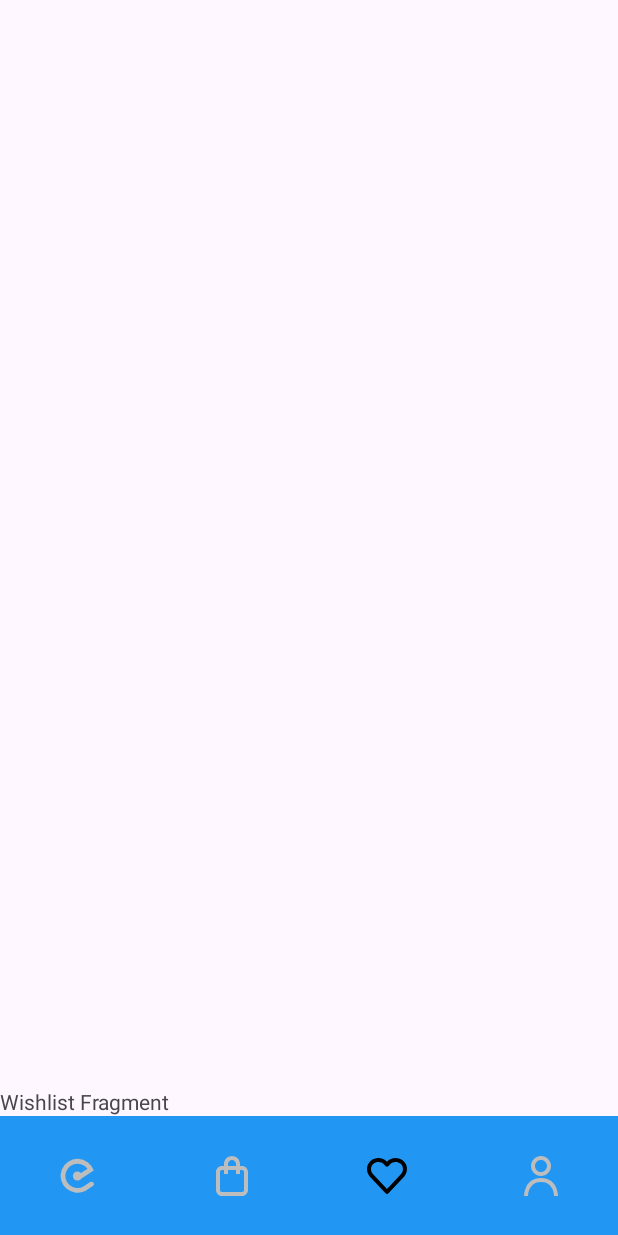
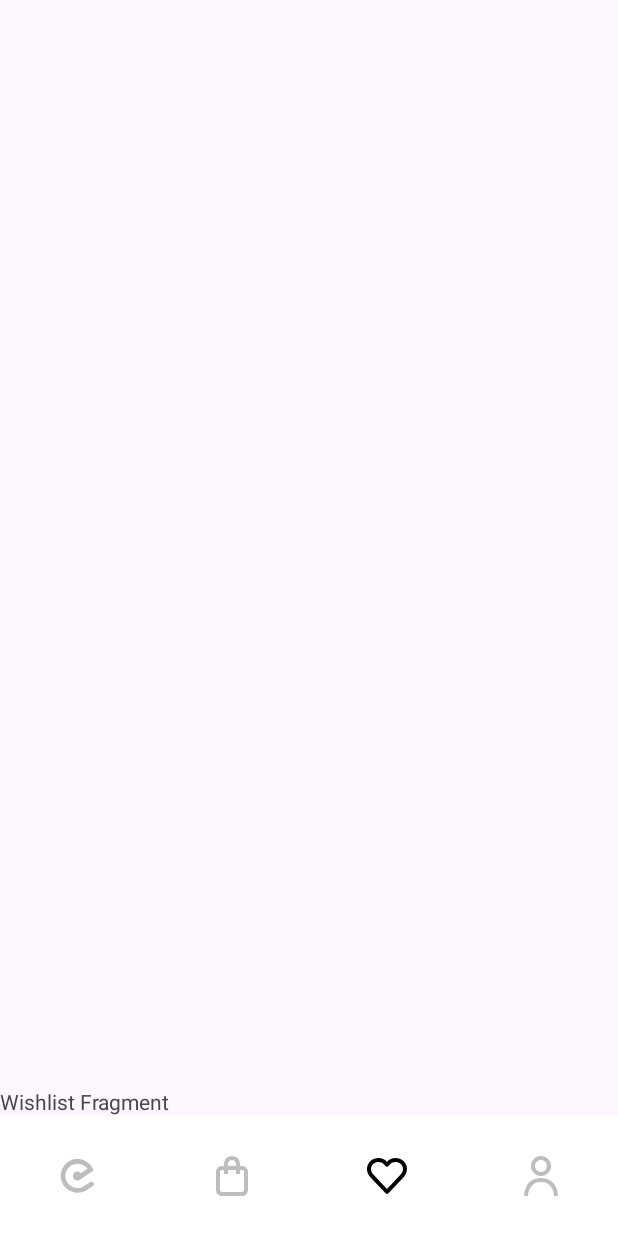
Before and after one commit to tuan-hda/evaware-android, an Android app: the screen it shows after launch (MainActivity), item 3 of the bottom bar chosen, on a phone screen of 412 x 824 dp. Run offline under Robolectric (Android 15) with nearby library versions, the phone set to English and light mode, and no system bars; our stand-ins replace navigation-ui.

Commit message:
Fix wrong color

```diff
--- a/app/src/main/res/values/colors.xml
+++ b/app/src/main/res/values/colors.xml
@@ -6,7 +6,7 @@
     <color name="teal_200">#FF03DAC5</color>
     <color name="teal_700">#FF018786</color>
     <color name="black">#FF000000</color>
-    <color name="white">#2196F3</color>
+    <color name="white">#FFFFFFFF</color>
     <color name="blue">#FF2196F3</color>
 
     <!--  Charizard  -->
```
